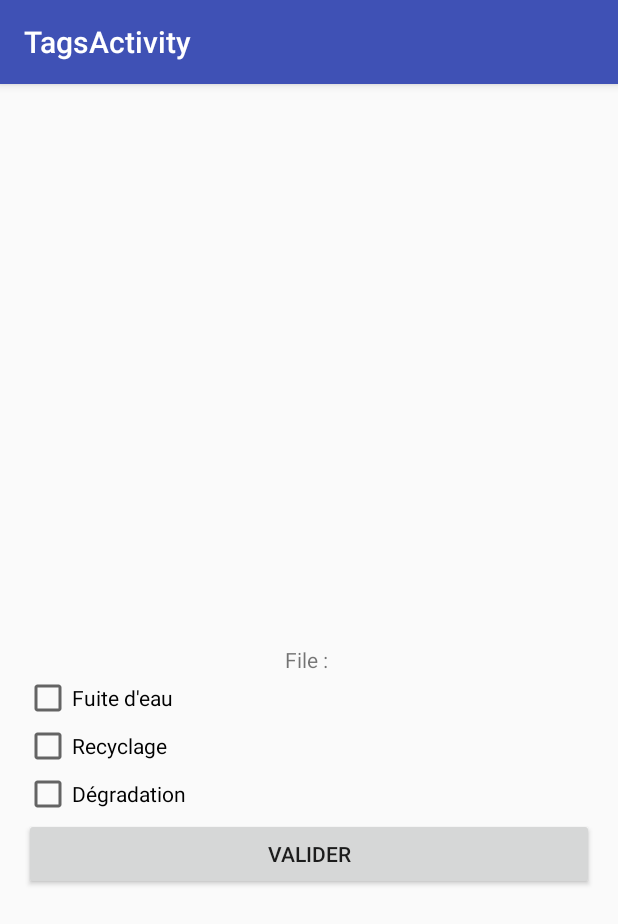
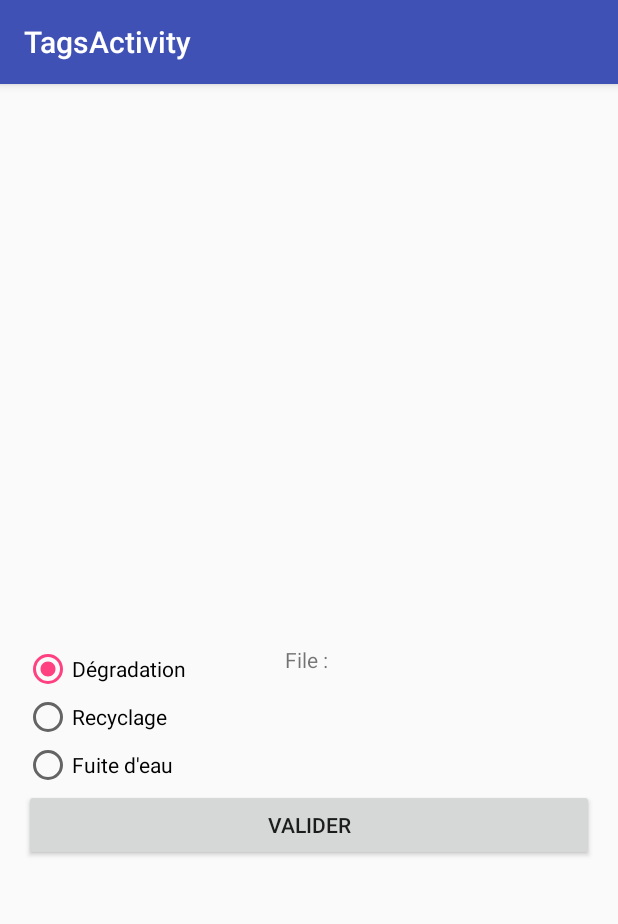
Before and after one commit to Oxynos/AndroidHAC, an Android app: the TagsActivity screen opened directly, with no data from a screen before it, on a phone screen of 412 x 824 dp. Shown: the top 924 px of the screen. Run offline under Robolectric (Android 15) with nearby library versions, the phone set to English and light mode, and no system bars.

Commit message:
Changement des CheckBox en RadioButton

```diff
--- a/app/src/main/java/com/m2dl/androidhac/PhotoRequestServiceDB.java
+++ b/app/src/main/java/com/m2dl/androidhac/PhotoRequestServiceDB.java
@@ -16,4 +16,8 @@ public class PhotoRequestServiceDB {
     public static String deletePhoto(Photo photo) {
         return "DELETE from PHOTO where URL=" + photo.getUrl() +";";
     }
+
+    public static String deleteAllPhoto(Photo photo) {
+        return "DELETE from PHOTO;";
+    }
 }
--- a/app/src/main/res/layout/content_tags.xml
+++ b/app/src/main/res/layout/content_tags.xml
@@ -35,45 +35,57 @@
         android:layout_alignEnd="@+id/imageView"
         android:textAlignment="center" />
 
-    <CheckBox
+    <RadioGroup
+        android:layout_width="match_parent"
+        android:layout_height="match_parent"
+        android:layout_alignParentBottom="true"
+        android:layout_alignParentLeft="true"
+        android:layout_alignParentStart="true"
+        android:layout_below="@+id/imageView">
+
+        <RadioButton
+            android:layout_width="wrap_content"
+            android:layout_height="wrap_content"
+            android:text="Dégradation"
+            android:id="@+id/rBtDegradation"
+            android:layout_below="@+id/rBtRecyclage"
+            android:layout_alignParentLeft="true"
+            android:layout_alignParentStart="true"
+            android:checked="true"
+            android:onClick="onRadioButtonClicked"/>
+
+        <RadioButton
+            android:layout_width="wrap_content"
+            android:layout_height="wrap_content"
+            android:text="Recyclage"
+            android:id="@+id/rBtRecyclage"
+            android:layout_below="@+id/rBtFuite"
+            android:layout_alignParentLeft="true"
+            android:layout_alignParentStart="true"
+            android:checked="false"
+            android:onClick="onRadioButtonClicked"/>
+
+        <RadioButton
             android:layout_width="wrap_content"
             android:layout_height="wrap_content"
             android:text="Fuite d&apos;eau"
-        android:id="@+id/checkBox"
+            android:id="@+id/rBtFuite"
             android:layout_below="@+id/textView2"
             android:layout_alignParentLeft="true"
             android:layout_alignParentStart="true"
-        android:checked="false" />
-
-    <CheckBox
-        android:layout_width="wrap_content"
-        android:layout_height="wrap_content"
-        android:text="Recyclage"
-        android:id="@+id/checkBox2"
-        android:layout_below="@+id/checkBox"
-        android:layout_alignParentLeft="true"
-        android:layout_alignParentStart="true"
-        android:checked="false" />
-
-    <CheckBox
-        android:layout_width="wrap_content"
-        android:layout_height="wrap_content"
-        android:text="Dégradation"
-        android:id="@+id/checkBox3"
-        android:layout_below="@+id/checkBox2"
-        android:layout_alignParentLeft="true"
-        android:layout_alignParentStart="true"
-        android:checked="false" />
+            android:checked="false"
+            android:onClick="onRadioButtonClicked"/>
 
         <Button
-        android:layout_width="wrap_content"
+            android:layout_width="match_parent"
             android:layout_height="wrap_content"
             android:text="Valider"
-        android:id="@+id/button"
-        android:layout_below="@+id/checkBox3"
+            android:id="@+id/btnValider"
+            android:layout_below="@+id/rBtDegradation"
             android:layout_alignParentLeft="true"
             android:layout_alignParentStart="true"
             android:layout_alignRight="@+id/textView2"
             android:layout_alignEnd="@+id/textView2"
             android:onClick="storePic"/>
+    </RadioGroup>
 </RelativeLayout>
```
Also changed, not shown: app/src/main/java/com/m2dl/androidhac/TagsActivity.java (+34 -1 lines). Lines whose indentation alone changed are shown as unchanged.
